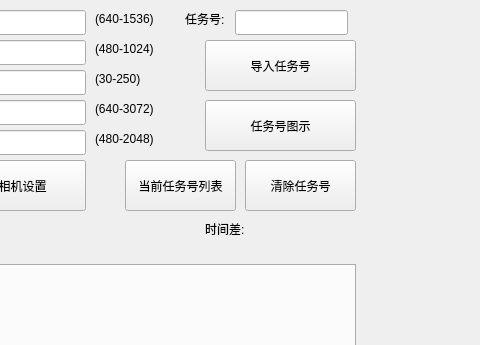
The window that qtmysunnydlg.ui (qubo188612/qtmysunny) describes before a commit, drawn with Qt 5; both pictures show x 325 to 805 and y 0 to 345 of the 1221 by 758 pixel window.
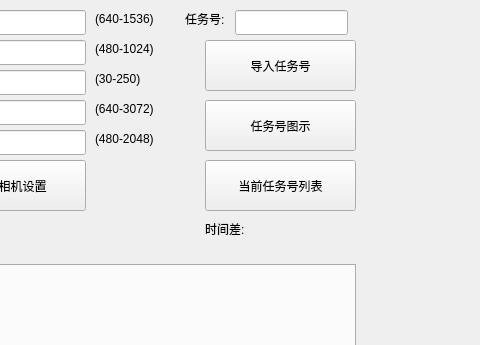
The same window after the commit. Custom widgets are drawn as their Qt base class.

```diff
--- a/qtmysunnydlg.ui
+++ b/qtmysunnydlg.ui
@@ -4994,30 +4994,17 @@
     <string>导入补偿设置</string>
    </property>
   </widget>
-  <widget class="QPushButton" name="tasklistshowBtn">
-   <property name="geometry">
-    <rect>
-     <x>450</x>
-     <y>160</y>
-     <width>111</width>
-     <height>51</height>
-    </rect>
-   </property>
-   <property name="text">
-    <string>当前任务号列表</string>
-   </property>
-  </widget>
   <widget class="QPushButton" name="taskclearBtn">
    <property name="geometry">
     <rect>
-     <x>570</x>
+     <x>530</x>
      <y>160</y>
-     <width>111</width>
+     <width>151</width>
      <height>51</height>
     </rect>
    </property>
    <property name="text">
-    <string>清除任务号</string>
+    <string>当前任务号列表</string>
    </property>
   </widget>
  </widget>
```
